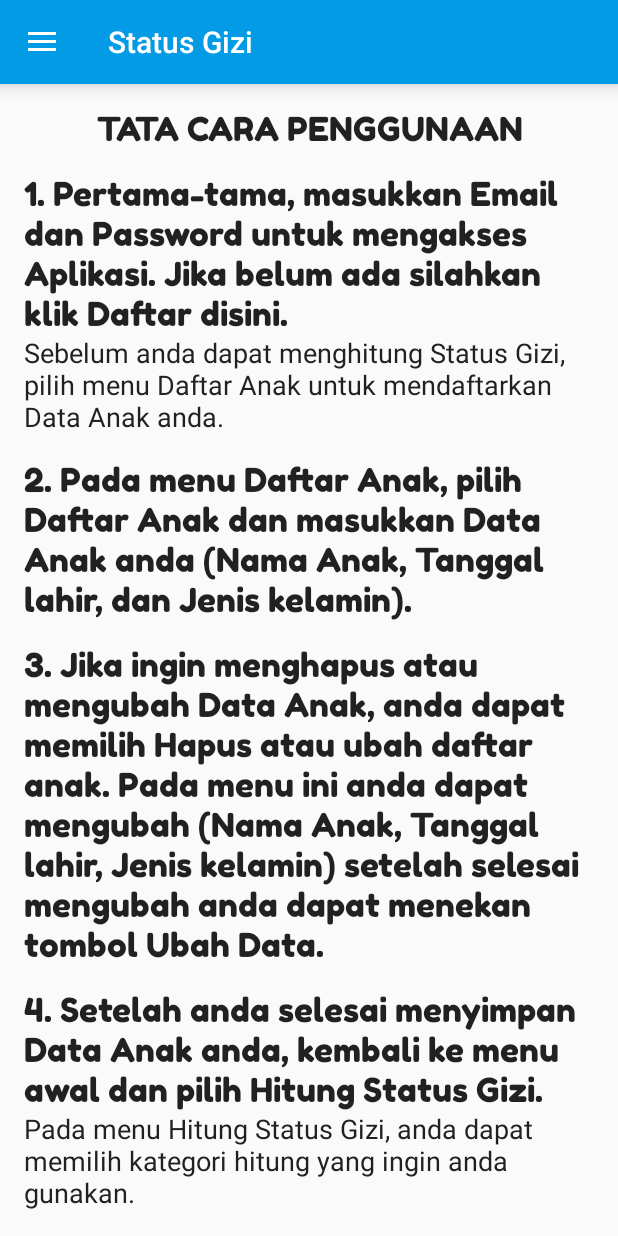
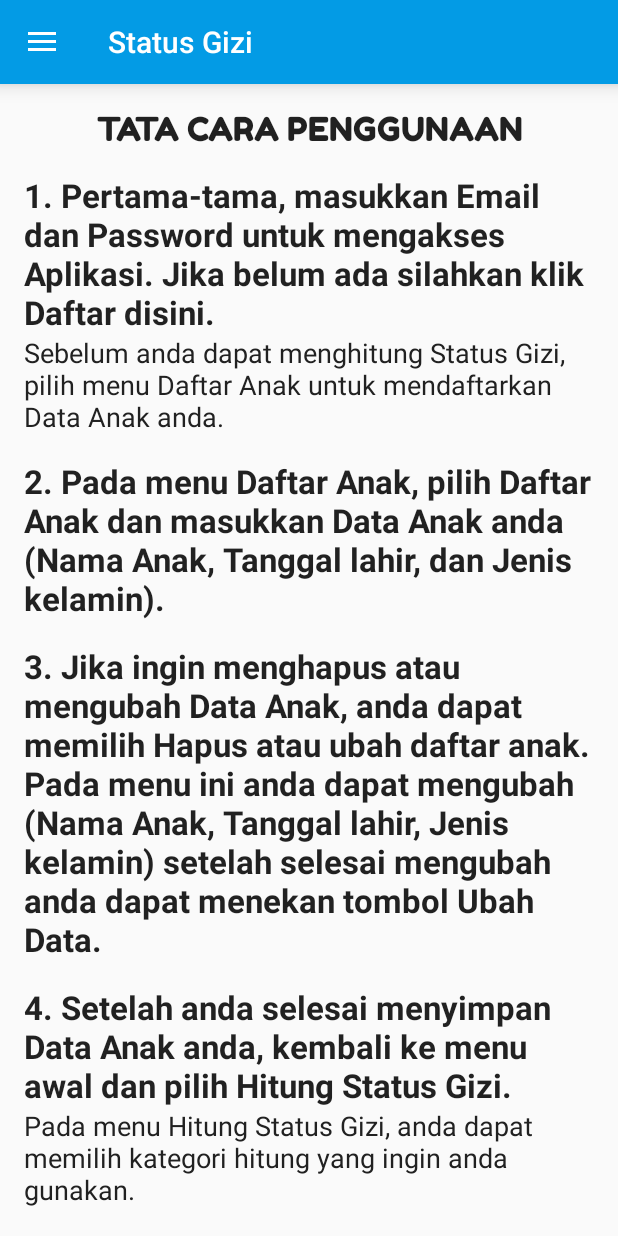
Before and after one commit to MiddleKerb/StatusGizi, an Android app: the fragment HelpFragment placed in its activity, on a phone screen of 412 x 824 dp. Run offline under Robolectric (Android 15) with nearby library versions, the phone set to English and light mode, and no system bars; our stand-ins replace Firebase (no records; nobody signed in at launch, a user with empty details on screens opened directly).

Commit message:
Change help UI

```diff
--- a/app/src/main/res/layout/fragment_help.xml
+++ b/app/src/main/res/layout/fragment_help.xml
@@ -27,9 +27,9 @@
             android:layout_width="match_parent"
             android:layout_height="match_parent"
             android:layout_marginTop="@dimen/fab_margin"
-            android:fontFamily="@font/fredoka_regular"
             android:text="1.	Pertama-tama, masukkan Email dan Password untuk mengakses Aplikasi. Jika belum ada silahkan klik Daftar disini."
-            android:textAppearance="@style/Base.TextAppearance.AppCompat.Large" />
+            android:textAppearance="@style/Base.TextAppearance.AppCompat.Large"
+            android:textStyle="bold" />
 
         <TextView
             android:layout_width="match_parent"
@@ -42,25 +42,25 @@
             android:layout_width="match_parent"
             android:layout_height="match_parent"
             android:layout_marginTop="@dimen/fab_margin"
-            android:fontFamily="@font/fredoka_regular"
             android:text="2.	Pada menu Daftar Anak, pilih Daftar Anak dan masukkan Data Anak anda (Nama Anak, Tanggal lahir, dan Jenis kelamin)."
-            android:textAppearance="@style/Base.TextAppearance.AppCompat.Large" />
+            android:textAppearance="@style/Base.TextAppearance.AppCompat.Large"
+            android:textStyle="bold" />
 
         <TextView
             android:layout_width="match_parent"
             android:layout_height="match_parent"
             android:layout_marginTop="@dimen/fab_margin"
-            android:fontFamily="@font/fredoka_regular"
             android:text="3.	Jika ingin menghapus atau mengubah Data Anak, anda dapat memilih Hapus atau ubah daftar anak. Pada menu ini anda dapat mengubah (Nama Anak, Tanggal lahir, Jenis kelamin) setelah selesai mengubah anda dapat menekan tombol Ubah Data."
-            android:textAppearance="@style/Base.TextAppearance.AppCompat.Large" />
+            android:textAppearance="@style/Base.TextAppearance.AppCompat.Large"
+            android:textStyle="bold" />
 
         <TextView
             android:layout_width="match_parent"
             android:layout_height="match_parent"
             android:layout_marginTop="@dimen/fab_margin"
-            android:fontFamily="@font/fredoka_regular"
             android:text="4.	Setelah anda selesai menyimpan Data Anak anda, kembali ke menu awal dan pilih Hitung Status Gizi."
-            android:textAppearance="@style/Base.TextAppearance.AppCompat.Large" />
+            android:textAppearance="@style/Base.TextAppearance.AppCompat.Large"
+            android:textStyle="bold" />
 
         <TextView
             android:layout_width="match_parent"
```
